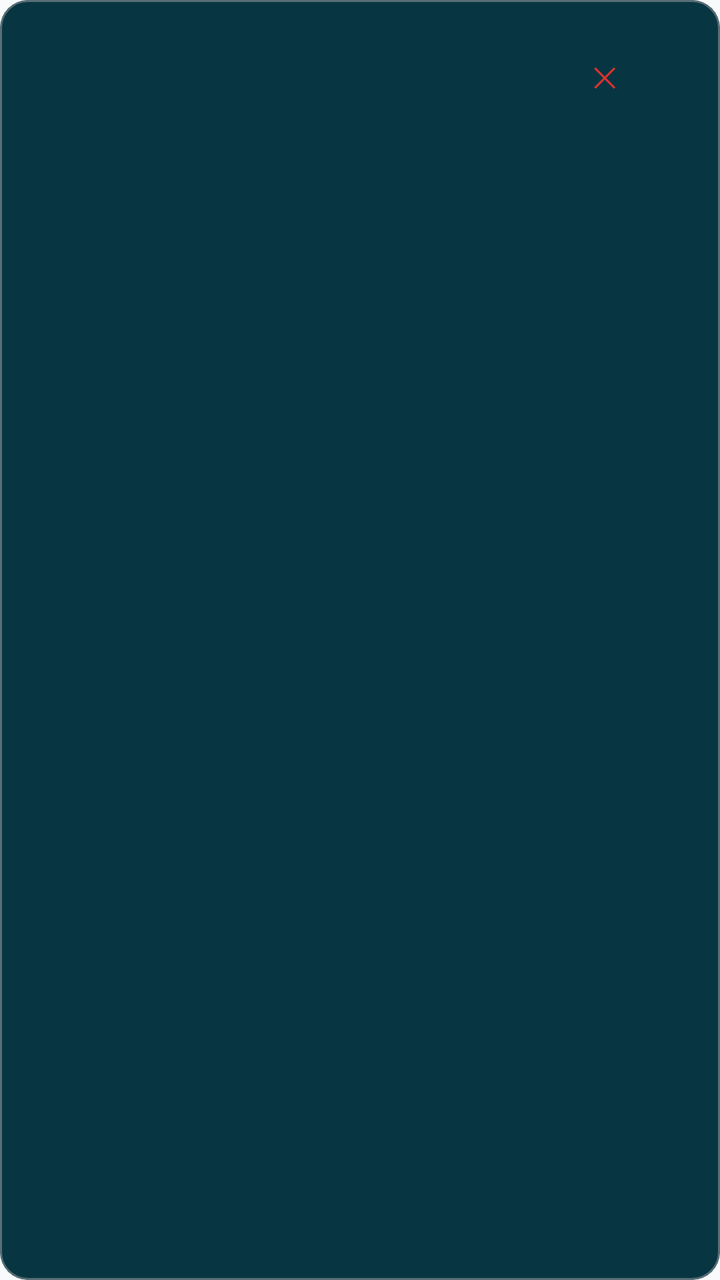
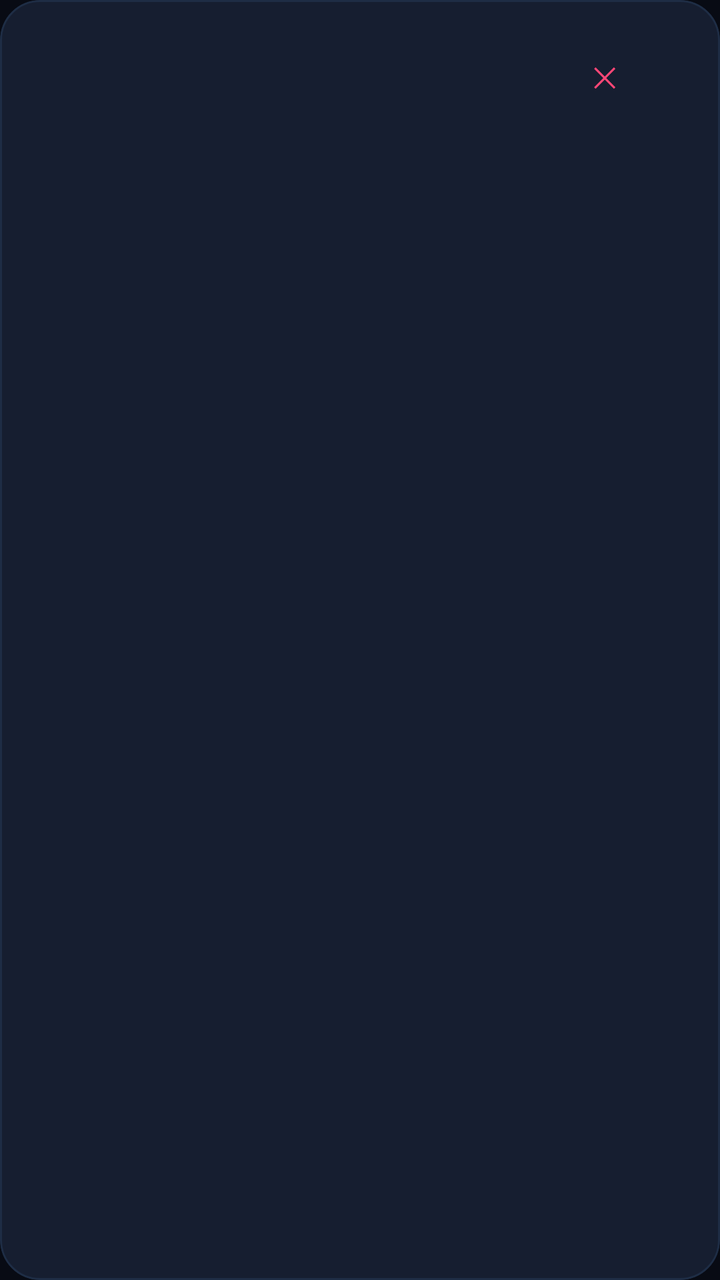

An Android layout rendered at two revisions. The XML below is the earlier revision; the diff shows what the commit changed to produce the second picture.
<!-- AndroidManifest.xml: application theme Theme.FitnessTrainer -->
<!-- res/layout/item_measurement.xml -->
<?xml version="1.0" encoding="utf-8"?>
<com.google.android.material.card.MaterialCardView
    xmlns:android="http://schemas.android.com/apk/res/android"
    xmlns:app="http://schemas.android.com/apk/res-auto"
    android:layout_width="match_parent"
    android:layout_height="wrap_content"
    android:layout_marginBottom="10dp"
    app:cardBackgroundColor="@color/sol_base02"
    app:cardCornerRadius="14dp"
    app:cardElevation="0dp"
    app:strokeColor="@color/sol_base01"
    app:strokeWidth="1dp">

    <androidx.constraintlayout.widget.ConstraintLayout
        android:layout_width="match_parent"
        android:layout_height="wrap_content"
        android:padding="14dp">

        <TextView
            android:id="@+id/tv_date"
            android:layout_width="wrap_content"
            android:layout_height="wrap_content"
            android:textColor="@color/sol_base01"
            android:textSize="12sp"
            app:layout_constraintStart_toStartOf="parent"
            app:layout_constraintTop_toTopOf="parent"/>

        <TextView
            android:id="@+id/tv_weight"
            android:layout_width="wrap_content"
            android:layout_height="wrap_content"
            android:layout_marginTop="4dp"
            android:textColor="@color/sol_base1"
            android:textSize="22sp"
            android:fontFamily="sans-serif-medium"
            app:layout_constraintStart_toStartOf="parent"
            app:layout_constraintTop_toBottomOf="@id/tv_date"/>

        <TextView
            android:id="@+id/tv_bmi"
            android:layout_width="wrap_content"
            android:layout_height="wrap_content"
            android:textColor="@color/sol_cyan"
            android:textSize="13sp"
            app:layout_constraintStart_toStartOf="parent"
            app:layout_constraintTop_toBottomOf="@id/tv_weight"/>

        <TextView
            android:id="@+id/tv_extra"
            android:layout_width="0dp"
            android:layout_height="wrap_content"
            android:layout_marginTop="6dp"
            android:textColor="@color/sol_base0"
            android:textSize="12sp"
            app:layout_constraintStart_toStartOf="parent"
            app:layout_constraintEnd_toStartOf="@id/btn_delete"
            app:layout_constraintTop_toBottomOf="@id/tv_bmi"/>

        <com.google.android.material.button.MaterialButton
            android:id="@+id/btn_delete"
            style="@style/Widget.MaterialComponents.Button.TextButton"
            android:layout_width="wrap_content"
            android:layout_height="wrap_content"
            android:text="✕"
            android:textColor="@color/sol_red"
            app:layout_constraintEnd_toEndOf="parent"
            app:layout_constraintTop_toTopOf="parent"/>

    </androidx.constraintlayout.widget.ConstraintLayout>
</com.google.android.material.card.MaterialCardView>
<!-- resources referenced by this layout -->
<resources>
  <color name="sol_base0">#839496</color>
  <color name="sol_base01">#586E75</color>
  <color name="sol_base02">#073642</color>
  <color name="sol_base1">#93A1A1</color>
  <color name="sol_cyan">#2AA198</color>
  <color name="sol_red">#DC322F</color>
  <style name="Theme.FitnessTrainer" parent="Theme.MaterialComponents.DayNight.NoActionBar">
          <item name="colorPrimary">@color/md_primary</item>
          <item name="colorPrimaryDark">@color/md_primary_variant</item>
          <item name="colorAccent">@color/md_secondary</item>
          <item name="android:windowBackground">@color/md_background</item>
          <item name="android:statusBarColor">@color/md_background</item>
          <item name="android:navigationBarColor">@color/md_background</item>
          <item name="android:windowLightStatusBar">true</item>
          <item name="android:windowLightNavigationBar">true</item>
          <item name="android:windowActivityTransitions">true</item>
          <item name="android:fontFamily">sans-serif</item>
      </style>
  <color name="md_primary">#1E88E5</color>
  <color name="md_primary_variant">#1565C0</color>
  <color name="md_secondary">#00BCD4</color>
  <color name="md_background">#F8FAFB</color>
</resources>

<!-- the commit's change to res/layout/item_measurement.xml (unified diff, before → after) -->
@@ -5,10 +5,10 @@
     android:layout_width="match_parent"
     android:layout_height="wrap_content"
     android:layout_marginBottom="10dp"
-    app:cardBackgroundColor="@color/sol_base02"
-    app:cardCornerRadius="14dp"
+    app:cardBackgroundColor="@color/bg_elevated"
+    app:cardCornerRadius="20dp"
     app:cardElevation="0dp"
-    app:strokeColor="@color/sol_base01"
+    app:strokeColor="@color/border_default"
     app:strokeWidth="1dp">
 
     <androidx.constraintlayout.widget.ConstraintLayout
@@ -20,7 +20,7 @@
             android:id="@+id/tv_date"
             android:layout_width="wrap_content"
             android:layout_height="wrap_content"
-            android:textColor="@color/sol_base01"
+            android:textColor="@color/text_hint"
             android:textSize="12sp"
             app:layout_constraintStart_toStartOf="parent"
             app:layout_constraintTop_toTopOf="parent"/>
@@ -30,7 +30,7 @@
             android:layout_width="wrap_content"
             android:layout_height="wrap_content"
             android:layout_marginTop="4dp"
-            android:textColor="@color/sol_base1"
+            android:textColor="@color/text_primary"
             android:textSize="22sp"
             android:fontFamily="sans-serif-medium"
             app:layout_constraintStart_toStartOf="parent"
@@ -40,7 +40,7 @@
             android:id="@+id/tv_bmi"
             android:layout_width="wrap_content"
             android:layout_height="wrap_content"
-            android:textColor="@color/sol_cyan"
+            android:textColor="@color/accent_cyan"
             android:textSize="13sp"
             app:layout_constraintStart_toStartOf="parent"
             app:layout_constraintTop_toBottomOf="@id/tv_weight"/>
@@ -50,7 +50,7 @@
             android:layout_width="0dp"
             android:layout_height="wrap_content"
             android:layout_marginTop="6dp"
-            android:textColor="@color/sol_base0"
+            android:textColor="@color/text_secondary"
             android:textSize="12sp"
             app:layout_constraintStart_toStartOf="parent"
             app:layout_constraintEnd_toStartOf="@id/btn_delete"
@@ -62,7 +62,7 @@
             android:layout_width="wrap_content"
             android:layout_height="wrap_content"
             android:text="✕"
-            android:textColor="@color/sol_red"
+            android:textColor="@color/accent_rose"
             app:layout_constraintEnd_toEndOf="parent"
             app:layout_constraintTop_toTopOf="parent"/>
 
<!-- resource entries referenced after the edit -->
@@ -1,26 +1,41 @@
 <!-- resources referenced by this layout -->
 <resources>
-  <color name="sol_base0">#839496</color>
-  <color name="sol_base01">#586E75</color>
-  <color name="sol_base02">#073642</color>
-  <color name="sol_base1">#93A1A1</color>
-  <color name="sol_cyan">#2AA198</color>
-  <color name="sol_red">#DC322F</color>
-  <style name="Theme.FitnessTrainer" parent="Theme.MaterialComponents.DayNight.NoActionBar">
-          <item name="colorPrimary">@color/md_primary</item>
-          <item name="colorPrimaryDark">@color/md_primary_variant</item>
-          <item name="colorAccent">@color/md_secondary</item>
-          <item name="android:windowBackground">@color/md_background</item>
-          <item name="android:statusBarColor">@color/md_background</item>
-          <item name="android:navigationBarColor">@color/md_background</item>
-          <item name="android:windowLightStatusBar">true</item>
-          <item name="android:windowLightNavigationBar">true</item>
+  <color name="accent_cyan">#00D4FF</color>
+  <color name="accent_rose">#FF4777</color>
+  <color name="bg_elevated">#161E30</color>
+  <color name="border_default">#1E2D45</color>
+  <color name="text_hint">#5E7A99</color>
+  <color name="text_primary">#C8D6F0</color>
+  <color name="text_secondary">#8BA3C0</color>
+  <style name="Theme.FitnessTrainer" parent="Theme.MaterialComponents.NoActionBar">
+          <item name="colorPrimary">@color/accent_indigo</item>
+          <item name="colorPrimaryDark">@color/bg_surface</item>
+          <item name="colorAccent">@color/accent_cyan</item>
+          <item name="colorSurface">@color/bg_surface</item>
+          <item name="colorOnSurface">@color/text_primary</item>
+          <item name="android:windowBackground">@color/bg_primary</item>
+          <item name="android:statusBarColor">@color/bg_primary</item>
+          <item name="android:navigationBarColor">@color/bg_surface</item>
+          <item name="android:windowLightStatusBar">false</item>
+          <item name="android:windowLightNavigationBar">false</item>
+          <item name="android:textColorPrimary">@color/text_primary</item>
+          <item name="android:textColorSecondary">@color/text_secondary</item>
+          <item name="android:textColorHint">@color/text_hint</item>
+          <item name="android:fontFamily">sans-serif</item>
           <item name="android:windowActivityTransitions">true</item>
-          <item name="android:fontFamily">sans-serif</item>
+          <item name="rippleColor">#335B6AF0</item>
+          
+          <item name="bgPrimary">@color/bg_primary</item>
+          <item name="bgSurface">@color/bg_surface</item>
+          <item name="bgElevated">@color/bg_elevated</item>
+          <item name="textPrimary">@color/text_primary</item>
+          <item name="textSecondary">@color/text_secondary</item>
+          <item name="textHint">@color/text_hint</item>
+          <item name="borderDefault">@color/border_default</item>
+          <item name="accentMain">@color/accent_indigo</item>
       </style>
-  <color name="md_primary">#1E88E5</color>
-  <color name="md_primary_variant">#1565C0</color>
-  <color name="md_secondary">#00BCD4</color>
-  <color name="md_background">#F8FAFB</color>
+  <color name="accent_indigo">#5B6AF0</color>
+  <color name="bg_surface">#0F1521</color>
+  <color name="bg_primary">#080B14</color>
 </resources>
 
